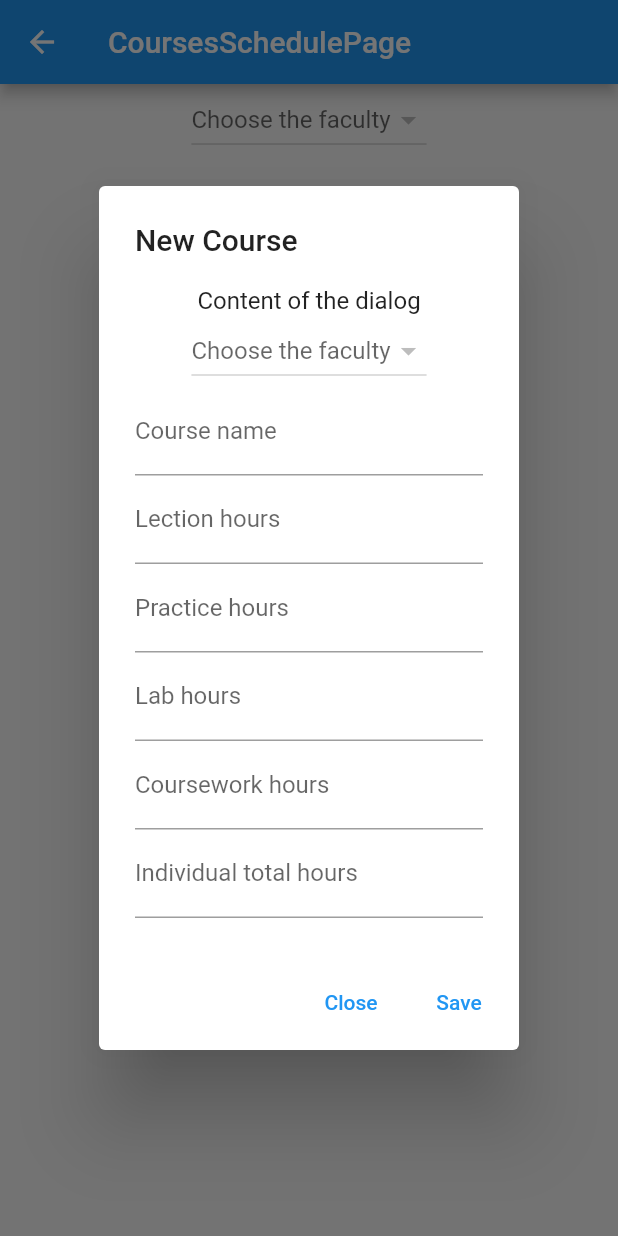
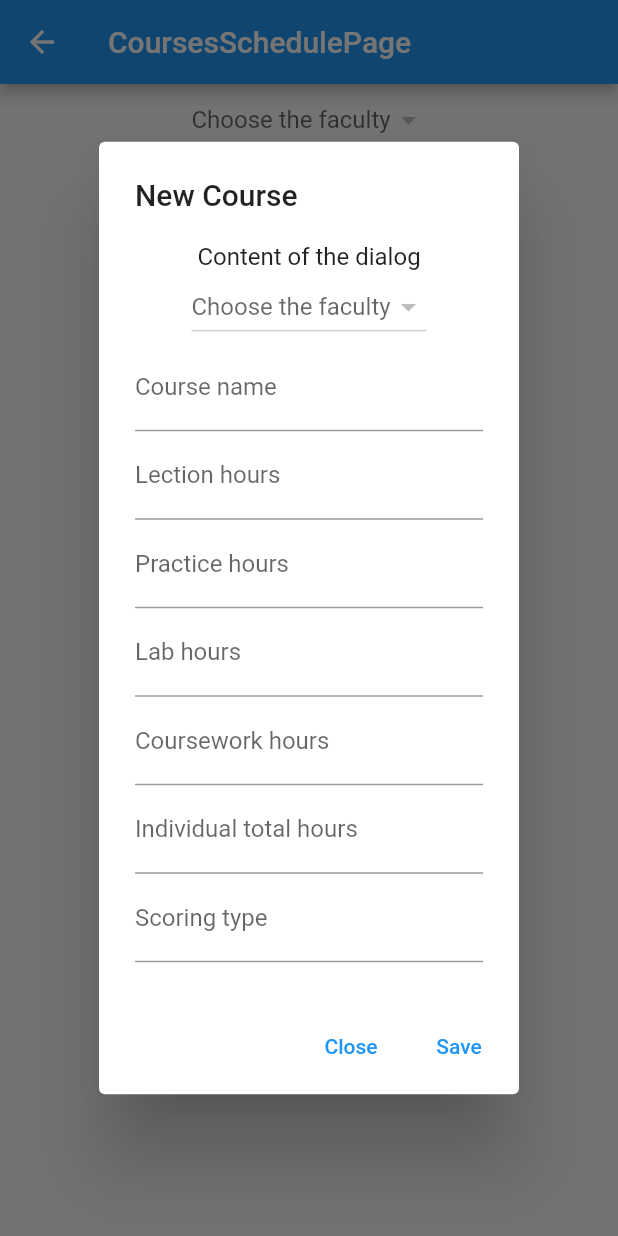
Before and after one commit to chern-kp/student_app_KPNU, a Flutter app: the CoursesSchedulePage screen opened directly, after a tap on "Add New Course", on a phone screen of 412 x 824 dp. Run offline on Flutter 3.47's test engine with Material 2 defaults, Android fonts, the phone set to English and light mode, and no system bars; our stand-ins replace cloud_firestore, firebase_auth, firebase_core; accounts and stored records are empty; network calls fail.

```diff
--- a/lib/class/course_class.dart
+++ b/lib/class/course_class.dart
@@ -9,6 +9,7 @@ class Course {
   num? hoursIndividualTotalField;
   num? hoursOverallTotalField;
   num? creditsOverallTotalField;
+  String? scoringTypeField;
 
   Course({
     this.nameField,
@@ -19,6 +20,7 @@ class Course {
     this.hoursCourseworkField,
     this.hoursIndividualTotalField,
     this.hoursOverallTotalField,
+    this.scoringTypeField,
   }) {
     hoursLectionsField = hoursLectionsField ?? 0;
     hoursPracticesField = hoursPracticesField ?? 0;
@@ -29,6 +31,7 @@ class Course {
     hoursInClassTotalField = calculateTotalHoursInClass();
     hoursOverallTotalField = calculateTotalHoursOverall();
     creditsOverallTotalField = calculateTotalCredits();
+    scoringTypeField = scoringTypeField ?? 'Залік';
   }
 
   void recalculateTotals() {
@@ -68,6 +71,7 @@ class Course {
       'Hours Individual Total': hoursIndividualTotalField,
       'Hours Overall Total': hoursOverallTotalField,
       'Credits Overall Total': creditsOverallTotalField,
+      'Scoring Type': scoringTypeField,
     };
   }
 
@@ -82,5 +86,6 @@ class Course {
     hoursIndividualTotalField = json['Hours Individual Total'];
     hoursOverallTotalField = json['Hours Overall Total'];
     creditsOverallTotalField = json['Credits Overall Total'];
+    scoringTypeField = json['Scoring Type'];
   }
 }
--- a/lib/pages/courses_schedule_page.dart
+++ b/lib/pages/courses_schedule_page.dart
@@ -187,6 +187,10 @@ class _CoursesSchedulePageState extends State<CoursesSchedulePage> {
                   style: TextStyle(
                     fontSize: 20,
                   )),
+              Text(course.scoringTypeField ?? '',
+                  style: TextStyle(
+                    fontSize: 20,
+                  ))
             ],
           ),
           SizedBox(height: 10),
--- a/lib/pages/new_course_dialog.dart
+++ b/lib/pages/new_course_dialog.dart
@@ -38,6 +38,7 @@ class _NewCourseDialogState extends State<NewCourseDialog> {
           widget.course!.hoursOverallTotalField.toString();
       creditsOverallTotalFieldController.text =
           widget.course!.creditsOverallTotalField.toString();
+      scoringTypeController.text = widget.course!.scoringTypeField.toString();
     }
   }
 
@@ -52,6 +53,7 @@ class _NewCourseDialogState extends State<NewCourseDialog> {
   final hoursIndividualTotalFieldController = TextEditingController();
   final hoursOverallTotalFieldController = TextEditingController();
   final creditsOverallTotalFieldController = TextEditingController();
+  final scoringTypeController = TextEditingController();
 
   String? selectedSemesterPage;
   late Future<String> selectedSemester =
@@ -74,6 +76,7 @@ class _NewCourseDialogState extends State<NewCourseDialog> {
                 int.tryParse(hoursCourseworkFieldController.text) ?? 0,
             hoursIndividualTotalField:
                 int.tryParse(hoursIndividualTotalFieldController.text) ?? 0,
+            scoringTypeField: scoringTypeController.text,
             //todo error checks
           );
           // ...and here send it to database method:
@@ -173,7 +176,12 @@ class _NewCourseDialogState extends State<NewCourseDialog> {
               decoration: InputDecoration(
                 labelText: 'Individual total hours',
               ),
-            )
+            ),
+            TextField(
+                controller: scoringTypeController,
+                decoration: InputDecoration(
+                  labelText: 'Scoring type',
+                ))
           ],
         ),
       ),
```
